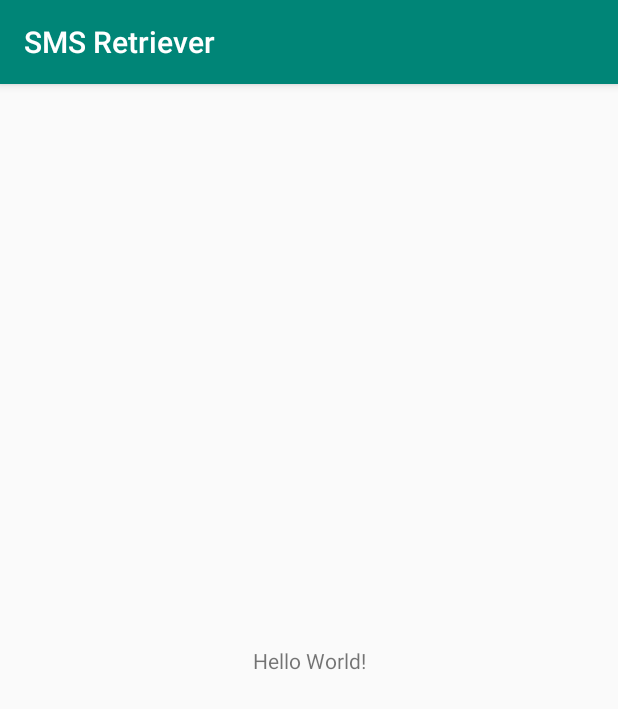
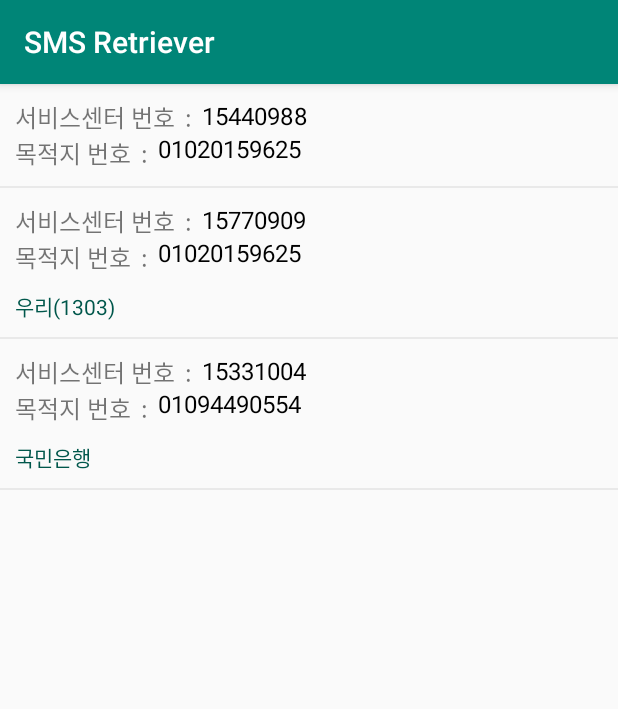
Before and after one commit to h0ngka/SMSRetriever, an Android app: the screen it shows after launch (MainActivity before the commit, TasksActivity after it), on a phone screen of 412 x 824 dp. Shown: the top 709 px of the screen. Run offline under Robolectric (Android 15) with nearby library versions, the phone set to English and light mode, and no system bars; our stand-ins replace data binding; libraries missing offline, so code that uses them is left out: android.text.

Commit message:
androidx 의존성 최신 업데이트 UI 구조 refactoring

```diff
--- a/app/src/main/AndroidManifest.xml
+++ b/app/src/main/AndroidManifest.xml
@@ -19,7 +19,7 @@
         android:supportsRtl="true"
         android:theme="@style/AppTheme">
 
-        <activity android:name=".MainActivity">
+        <activity android:name=".ui.tasks.TasksActivity">
             <intent-filter>
                 <action android:name="android.intent.action.MAIN"/>
 
--- a/app/src/main/java/com/hongka/smsretriever/MainActivity.kt
+++ /dev/null
@@ -1,45 +0,0 @@
-package com.hongka.smsretriever
-
-import android.Manifest
-import android.os.Bundle
-import android.util.Log
-import androidx.appcompat.app.AppCompatActivity
-import androidx.core.app.ActivityCompat
-import com.hongka.smsretriever.util.PermissionUtil
-
-class MainActivity : AppCompatActivity() {
-    companion object {
-        private const val PERMISSIONS_REQUEST_SMS = 0
-        private const val TAG = "MainActivity"
-    }
-
-    private val SMSPermissions = arrayOf(
-        Manifest.permission.RECEIVE_SMS,
-        Manifest.permission.READ_SMS,
-        Manifest.permission.SEND_SMS,
-        Manifest.permission.READ_PHONE_STATE
-    )
-    private val hasSMSPermission get() = PermissionUtil.hasSelfPermission(this, SMSPermissions)
-
-    override fun onCreate(savedInstanceState: Bundle?) {
-        super.onCreate(savedInstanceState)
-        setContentView(R.layout.activity_main)
-
-        if (!hasSMSPermission) {
-            ActivityCompat.requestPermissions(this, SMSPermissions, PERMISSIONS_REQUEST_SMS)
-        }
-    }
-
-    override fun onRequestPermissionsResult(requestCode: Int, permissions: Array<out String>, grantResults: IntArray) {
-        when (requestCode) {
-            PERMISSIONS_REQUEST_SMS -> {
-                if (PermissionUtil.verifyPermissions(grantResults)) {
-                    Log.i(TAG, "권한 허용")
-                } else {
-                    Log.i(TAG, "권한 거절")
-                }
-            }
-        }
-        super.onRequestPermissionsResult(requestCode, permissions, grantResults)
-    }
-}
--- /dev/null
+++ b/app/src/main/java/com/hongka/smsretriever/data/Task.kt
@@ -0,0 +1,10 @@
+package com.hongka.smsretriever.data
+
+/**
+ * Created by jusung.kim@sk.com on 2019/02/12
+ */
+data class Task(
+    val scNumber: String,
+    val destinationNumber: String,
+    val filterString: String? = null
+)
--- /dev/null
+++ b/app/src/main/java/com/hongka/smsretriever/ui/tasks/TasksActivity.kt
@@ -0,0 +1,94 @@
+package com.hongka.smsretriever.ui.tasks
+
+import android.Manifest
+import android.os.Bundle
+import android.util.Log
+import androidx.appcompat.app.AppCompatActivity
+import androidx.core.app.ActivityCompat
+import androidx.core.content.ContextCompat
+import androidx.core.view.isVisible
+import androidx.databinding.DataBindingUtil
+import androidx.lifecycle.Observer
+import androidx.lifecycle.ViewModelProviders
+import androidx.recyclerview.widget.DividerItemDecoration
+import com.hongka.smsretriever.R
+import com.hongka.smsretriever.databinding.ActivityTasksBinding
+import com.hongka.smsretriever.util.PermissionUtil
+
+class TasksActivity : AppCompatActivity() {
+
+    companion object {
+        private const val PERMISSIONS_REQUEST_SMS = 0
+        private const val TAG = "TasksActivity"
+    }
+
+    private val SMSPermissions = arrayOf(
+        Manifest.permission.RECEIVE_SMS,
+        Manifest.permission.READ_SMS,
+        Manifest.permission.SEND_SMS,
+        Manifest.permission.READ_PHONE_STATE
+    )
+
+    private val hasSMSPermission get() = PermissionUtil.hasSelfPermission(this, SMSPermissions)
+
+
+    private lateinit var binding: ActivityTasksBinding
+    private val tasksAdapter: TasksAdapter by lazy {
+        TasksAdapter(
+            this
+        )
+    }
+    private lateinit var viewModel: TasksViewModel
+
+    override fun onCreate(savedInstanceState: Bundle?) {
+        super.onCreate(savedInstanceState)
+
+        if (!hasSMSPermission) {
+            ActivityCompat.requestPermissions(
+                this, SMSPermissions,
+                PERMISSIONS_REQUEST_SMS
+            )
+        }
+
+        viewModel = ViewModelProviders.of(this).get(TasksViewModel::class.java)
+
+        setupViews()
+        setupObservers()
+
+        viewModel.loadData()
+    }
+
+    private fun setupViews() {
+        binding = DataBindingUtil.setContentView(this, R.layout.activity_tasks)
+        binding.recyclerView.adapter = tasksAdapter
+        binding.recyclerView.addItemDecoration(
+            DividerItemDecoration(this, DividerItemDecoration.VERTICAL).apply {
+                ContextCompat.getDrawable(this@TasksActivity, R.drawable.decoration_divider)?.let { drawable ->
+                    setDrawable(drawable)
+                }
+            }
+        )
+    }
+
+    private fun setupObservers() {
+        viewModel.tasks.observe(this, Observer {
+            tasksAdapter.setData(it)
+
+            binding.recyclerView.isVisible = !it.isEmpty()
+            binding.emptyTextView.isVisible = it.isEmpty()
+        })
+    }
+
+    override fun onRequestPermissionsResult(requestCode: Int, permissions: Array<out String>, grantResults: IntArray) {
+        when (requestCode) {
+            PERMISSIONS_REQUEST_SMS -> {
+                if (PermissionUtil.verifyPermissions(grantResults)) {
+                    Log.i(TAG, "권한 허용")
+                } else {
+                    Log.i(TAG, "권한 거절")
+                }
+            }
+        }
+        super.onRequestPermissionsResult(requestCode, permissions, grantResults)
+    }
+}
--- /dev/null
+++ b/app/src/main/java/com/hongka/smsretriever/ui/tasks/TasksAdapter.kt
@@ -0,0 +1,49 @@
+package com.hongka.smsretriever.ui.tasks
+
+import android.view.LayoutInflater
+import android.view.ViewGroup
+import android.widget.Toast
+import androidx.recyclerview.widget.RecyclerView
+import com.hongka.smsretriever.databinding.HolderTaskBinding
+import com.hongka.smsretriever.data.Task
+
+/**
+ * Created by jusung.kim@sk.com on 2019/02/14
+ */
+class TasksAdapter(_activity: TasksActivity) : RecyclerView.Adapter<TasksAdapter.ViewHolder>() {
+    private var list = emptyList<Task>()
+    private val activity = _activity
+
+    fun setData(_list: List<Task>) {
+        list = _list
+        notifyDataSetChanged()
+    }
+
+    override fun onCreateViewHolder(parent: ViewGroup, viewType: Int): ViewHolder {
+        val binding = HolderTaskBinding.inflate(LayoutInflater.from(parent.context), parent, false)
+
+        binding.listener = object : ItemClickListener {
+            override fun onItemClicked(model: Task) {
+                Toast.makeText(parent.context, model.scNumber, Toast.LENGTH_SHORT).show()
+            }
+        }
+        binding.lifecycleOwner = activity
+        return ViewHolder(binding)
+    }
+
+    override fun onBindViewHolder(holder: ViewHolder, position: Int) {
+        val binding = holder.binding
+        binding.model = list[position]
+        binding.executePendingBindings()
+    }
+
+    override fun getItemCount() = list.size
+
+    class ViewHolder(_binding: HolderTaskBinding) : RecyclerView.ViewHolder(_binding.root) {
+        val binding = _binding
+    }
+
+    interface ItemClickListener {
+        fun onItemClicked(model: Task)
+    }
+}
--- /dev/null
+++ b/app/src/main/java/com/hongka/smsretriever/ui/tasks/TasksViewModel.kt
@@ -0,0 +1,41 @@
+package com.hongka.smsretriever.ui.tasks
+
+import androidx.lifecycle.LiveData
+import androidx.lifecycle.MutableLiveData
+import androidx.lifecycle.ViewModel
+import com.hongka.smsretriever.data.Task
+
+/**
+ * Created by jusung.kim@sk.com on 2019/02/12
+ */
+class TasksViewModel : ViewModel() {
+    private val _tasks = MutableLiveData<List<Task>>()
+
+    // mutableLiveData를 immutable 하게 노출
+    val tasks: LiveData<List<Task>> get() = _tasks
+
+    fun loadData() {
+        val list = listOf(
+            Task("15440988", "01020159625", null),
+            Task("15770909", "01020159625", "우리(1303)"),
+            Task("15331004", "01094490554", "국민은행")
+        )
+        _tasks.value = list
+    }
+
+    fun add(model: Task) {
+
+    }
+
+    fun update(model: Task) {
+
+    }
+
+    fun delete(model: Task) {
+
+    }
+
+    override fun onCleared() {
+        super.onCleared()
+    }
+}
--- /dev/null
+++ b/app/src/main/res/drawable/decoration_divider.xml
@@ -0,0 +1,8 @@
+<?xml version="1.0" encoding="utf-8"?>
+<shape xmlns:android="http://schemas.android.com/apk/res/android"
+    android:shape="rectangle">
+    <size
+        android:width="1dp"
+        android:height="1dp" />
+    <solid android:color="@color/color_e9e9e9" />
+</shape>
--- a/app/src/main/res/layout/activity_main.xml
+++ /dev/null
@@ -1,19 +0,0 @@
-<?xml version="1.0" encoding="utf-8"?>
-<androidx.constraintlayout.widget.ConstraintLayout
-        xmlns:android="http://schemas.android.com/apk/res/android"
-        xmlns:tools="http://schemas.android.com/tools"
-        xmlns:app="http://schemas.android.com/apk/res-auto"
-        android:layout_width="match_parent"
-        android:layout_height="match_parent"
-        tools:context=".MainActivity">
-
-    <TextView
-            android:layout_width="wrap_content"
-            android:layout_height="wrap_content"
-            android:text="Hello World!"
-            app:layout_constraintBottom_toBottomOf="parent"
-            app:layout_constraintLeft_toLeftOf="parent"
-            app:layout_constraintRight_toRightOf="parent"
-            app:layout_constraintTop_toTopOf="parent"/>
-
-</androidx.constraintlayout.widget.ConstraintLayout>
--- /dev/null
+++ b/app/src/main/res/layout/activity_tasks.xml
@@ -0,0 +1,27 @@
+<?xml version="1.0" encoding="utf-8"?>
+<layout xmlns:android="http://schemas.android.com/apk/res/android"
+    xmlns:app="http://schemas.android.com/apk/res-auto">
+
+    <androidx.constraintlayout.widget.ConstraintLayout
+        android:layout_width="match_parent"
+        android:layout_height="match_parent">
+
+        <androidx.recyclerview.widget.RecyclerView
+            android:id="@+id/recycler_view"
+            android:layout_width="match_parent"
+            android:layout_height="match_parent"
+            android:visibility="gone"
+            app:layoutManager="androidx.recyclerview.widget.LinearLayoutManager" />
+
+        <TextView
+            android:id="@+id/empty_text_view"
+            android:layout_width="match_parent"
+            android:layout_height="match_parent"
+            android:gravity="center"
+            android:text="@string/empty"
+            android:textSize="20sp"
+            android:textColor="@color/color_666666"/>
+
+    </androidx.constraintlayout.widget.ConstraintLayout>
+
+</layout>
--- /dev/null
+++ b/app/src/main/res/layout/holder_task.xml
@@ -0,0 +1,91 @@
+<?xml version="1.0" encoding="utf-8"?>
+<layout xmlns:android="http://schemas.android.com/apk/res/android"
+    xmlns:app="http://schemas.android.com/apk/res-auto"
+    xmlns:tools="http://schemas.android.com/tools">
+
+    <data>
+        <import type="android.view.View.OnClickListener" />
+        <import type="android.view.View"/>
+        <import type="android.text.TextUtils"/>
+
+        <variable
+            name="model"
+            type="com.hongka.smsretriever.data.Task" />
+
+        <variable
+            name="listener"
+            type="com.hongka.smsretriever.ui.tasks.TasksAdapter.ItemClickListener" />
+    </data>
+
+    <androidx.constraintlayout.widget.ConstraintLayout
+        android:layout_width="match_parent"
+        android:layout_height="wrap_content"
+        android:minHeight="60dp"
+        android:padding="10dp"
+        android:onClick="@{() -> listener.onItemClicked(model)}">
+
+        <TextView
+            android:id="@+id/sc_title_text_view"
+            android:layout_width="wrap_content"
+            android:layout_height="wrap_content"
+            android:text="@string/sc_title"
+            android:textSize="16sp"
+            app:layout_constraintLeft_toLeftOf="parent"
+            app:layout_constraintTop_toTopOf="parent"
+            app:layout_constraintRight_toLeftOf="@id/sc_number_text_view"
+            app:layout_constraintHorizontal_chainStyle="packed"
+            app:layout_constraintHorizontal_bias="0"
+            app:layout_constraintBottom_toTopOf="@id/destination_title_text_view"/>
+
+        <TextView
+            android:id="@+id/sc_number_text_view"
+            android:layout_width="wrap_content"
+            android:layout_height="wrap_content"
+            android:textColor="@color/color_000000"
+            android:textSize="16sp"
+            android:text="@{model.scNumber}"
+            tools:text="010-2015-9625"
+            app:layout_constraintRight_toRightOf="parent"
+            app:layout_constraintTop_toTopOf="parent"
+            app:layout_constraintLeft_toRightOf="@id/sc_title_text_view"
+            app:layout_constraintBottom_toTopOf="@id/destination_number_text_view"/>
+
+        <TextView
+            android:id="@+id/destination_title_text_view"
+            android:layout_width="wrap_content"
+            android:layout_height="wrap_content"
+            android:text="@string/destination_title"
+            android:textSize="16sp"
+            app:layout_constraintLeft_toLeftOf="parent"
+            app:layout_constraintRight_toLeftOf="@id/destination_number_text_view"
+            app:layout_constraintHorizontal_chainStyle="packed"
+            app:layout_constraintHorizontal_bias="0"
+            app:layout_constraintTop_toBottomOf="@id/sc_title_text_view"/>
+
+        <TextView
+            android:id="@+id/destination_number_text_view"
+            android:layout_width="wrap_content"
+            android:layout_height="wrap_content"
+            android:textColor="@color/color_000000"
+            android:textSize="16sp"
+            android:text="@{model.destinationNumber}"
+            tools:text="010-9449-0554"
+            app:layout_constraintRight_toRightOf="parent"
+            app:layout_constraintLeft_toRightOf="@id/destination_title_text_view"
+            app:layout_constraintTop_toBottomOf="@id/sc_number_text_view"/>
+
+        <TextView
+            android:id="@+id/filter_text_view"
+            android:layout_width="match_parent"
+            android:layout_height="wrap_content"
+            android:layout_marginTop="10dp"
+            android:textSize="14sp"
+            android:textColor="@color/colorPrimaryDark"
+            android:text="@{model.filterString}"
+            tools:text="필터 목록 없음."
+            android:visibility="@{ TextUtils.isEmpty(model.filterString) ? View.GONE : View.VISIBLE}"
+            app:layout_constraintTop_toBottomOf="@id/destination_title_text_view"/>
+
+    </androidx.constraintlayout.widget.ConstraintLayout>
+
+</layout>
--- a/app/src/main/res/values/colors.xml
+++ b/app/src/main/res/values/colors.xml
@@ -3,4 +3,8 @@
     <color name="colorPrimary">#008577</color>
     <color name="colorPrimaryDark">#00574B</color>
     <color name="colorAccent">#D81B60</color>
+
+    <color name="color_000000">#000000</color>
+    <color name="color_666666">#666666</color>
+    <color name="color_e9e9e9">#e9e9e9</color>
 </resources>
--- a/app/src/main/res/values/strings.xml
+++ b/app/src/main/res/values/strings.xml
@@ -1,3 +1,6 @@
 <resources>
     <string name="app_name">SMS Retriever</string>
+    <string name="empty">등록한 내용이 없습니다.</string>
+    <string name="sc_title">서비스센터 번호&#160;&#160;:&#160;&#160;</string>
+    <string name="destination_title">목적지 번호&#160;&#160;:&#160;&#160;</string>
 </resources>
--- a/build.gradle
+++ b/build.gradle
@@ -2,13 +2,15 @@
 
 buildscript {
     ext.kotlin_version = '1.3.11'
+    ext.lifecycle_version = '2.1.0-alpha02'
+
     repositories {
         google()
         jcenter()
 
     }
     dependencies {
-        classpath 'com.android.tools.build:gradle:3.3.0'
+        classpath 'com.android.tools.build:gradle:3.3.1'
         classpath "org.jetbrains.kotlin:kotlin-gradle-plugin:$kotlin_version"
         // NOTE: Do not place your application dependencies here; they belong
         // in the individual module build.gradle files
```
Also changed, not shown: app/build.gradle (+15 -5 lines), 1 other file.
